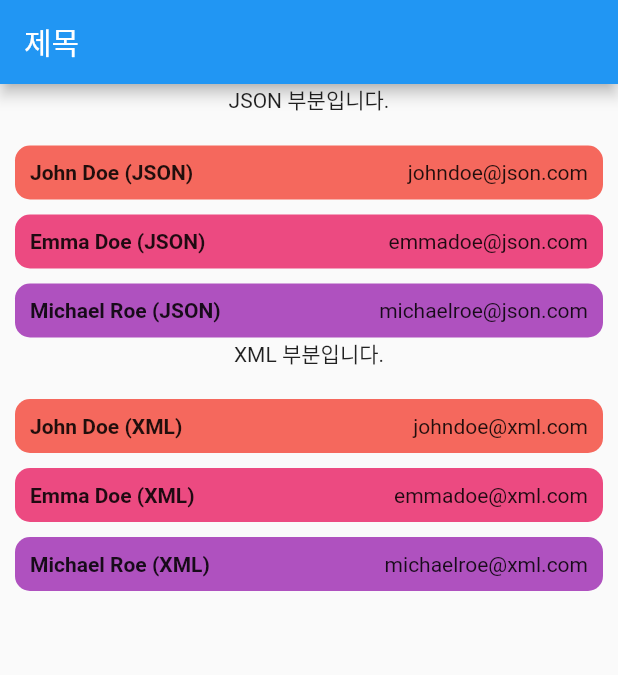
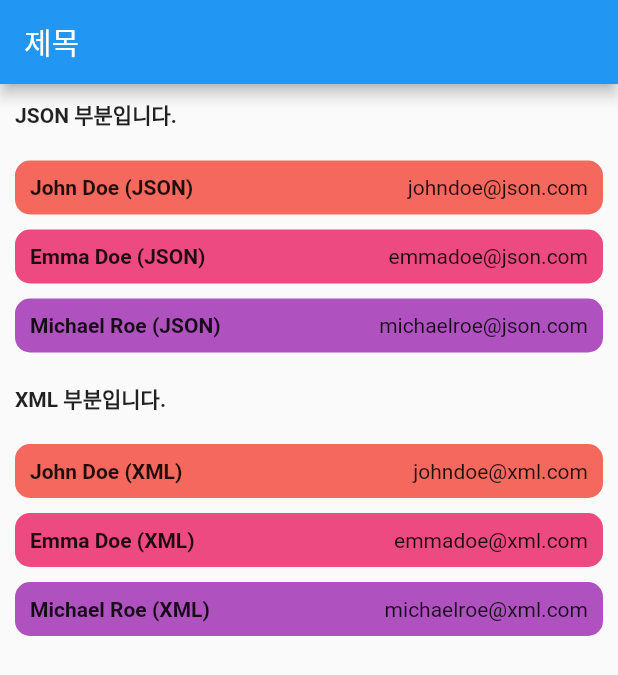
Before and after one commit to AppLutter/flutter-design-pattern-adapter-kazlauskas, a Flutter app: the screen it shows after launch, on a phone screen of 412 x 824 dp. Shown: the top 675 px of the screen. Run offline on Flutter 3.47's test engine with Material 2 defaults, Android fonts, the phone set to English and light mode, and no system bars.

Commit message:
Edit Align

```diff
--- a/lib/contacts_section.dart
+++ b/lib/contacts_section.dart
@@ -27,9 +27,15 @@ class _ContactsSectionState extends State<ContactsSection> {
 
   @override
   Widget build(BuildContext context) {
-    return Column(
+    return Padding(
+      padding: const EdgeInsets.symmetric(vertical: 10.0),
+      child: Column(
+        crossAxisAlignment: CrossAxisAlignment.start,
         children: [
-        Text(widget.headerText),
+          Text(
+            widget.headerText,
+            style: const TextStyle(fontWeight: FontWeight.w700),
+          ),
           const SizedBox(height: 10),
           ...List.generate(
             contacts.length,
@@ -39,6 +45,7 @@ class _ContactsSectionState extends State<ContactsSection> {
             ),
           ),
         ],
+      ),
     );
   }
 }
```
Lines whose indentation alone changed are shown as unchanged.
